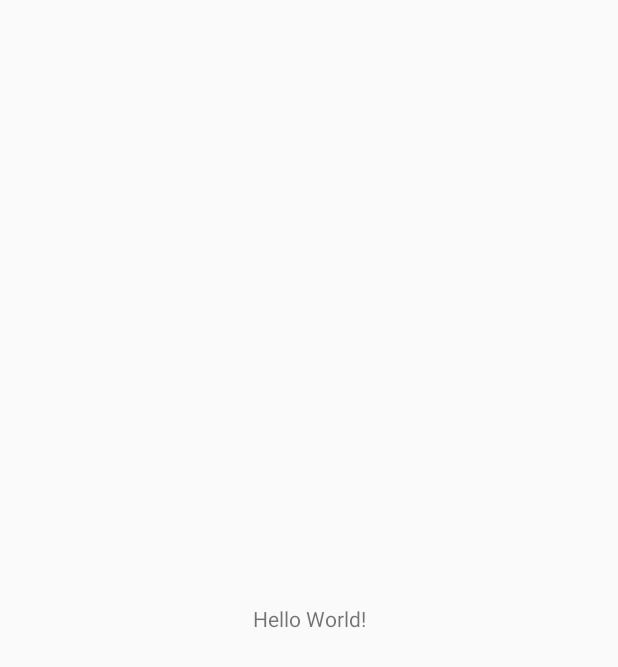
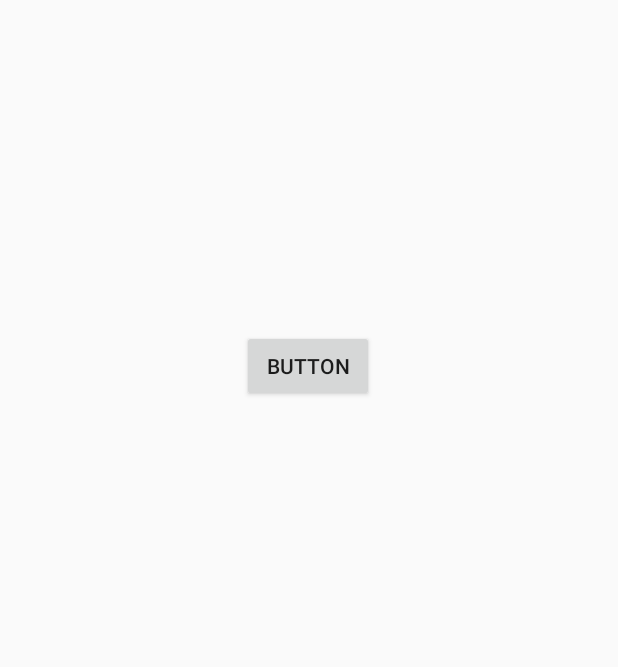
Before and after one commit to tech-shot-developer/check-in-check-out-android, an Android app: the screen it shows after launch (MainActivity), on a phone screen of 412 x 824 dp. Before the commit the part shown is almost empty. Shown: the top 667 px of the screen. Run offline under Robolectric (Android 15) with nearby library versions, the phone set to English and light mode, and no system bars.

Commit message:
Resolved Issue #2

```diff
--- a/app/src/main/java/com/example/check_in_check_out_android/MainActivity.kt
+++ b/app/src/main/java/com/example/check_in_check_out_android/MainActivity.kt
@@ -1,12 +1,24 @@
 package com.example.check_in_check_out_android
 
 
+import android.content.Intent
+import androidx.appcompat.app.AppCompatActivity
 import android.os.Bundle
-import androidx.appcompat.app.AppCompatActivity
+import android.util.Log
+import android.widget.Button
 
 class MainActivity : AppCompatActivity() {
+
+    lateinit var signupButton: Button
+
     override fun onCreate(savedInstanceState: Bundle?) {
         super.onCreate(savedInstanceState)
         setContentView(R.layout.activity_main)
+
+        signupButton = findViewById(R.id.signup)
+        signupButton.setOnClickListener {
+            val intent = Intent(this, SignUpActivity::class.java)
+            startActivity(intent)
+        }
     }
 }
--- a/app/src/main/res/layout/activity_main.xml
+++ b/app/src/main/res/layout/activity_main.xml
@@ -6,12 +6,14 @@
     android:layout_height="match_parent"
     tools:context=".MainActivity">
 
-    <TextView
+    <Button
+        android:id="@+id/signup"
         android:layout_width="wrap_content"
         android:layout_height="wrap_content"
-        android:text="Hello World!"
-        app:layout_constraintBottom_toBottomOf="parent"
+        android:layout_marginTop="220dp"
+        android:text="Button"
         app:layout_constraintEnd_toEndOf="parent"
+        app:layout_constraintHorizontal_bias="0.498"
         app:layout_constraintStart_toStartOf="parent"
         app:layout_constraintTop_toTopOf="parent" />
 
--- a/build.gradle
+++ b/build.gradle
@@ -1,7 +1,7 @@
 // Top-level build file where you can add configuration options common to all sub-projects/modules.
 plugins {
-    id 'com.android.application' version '7.3.0' apply false
-    id 'com.android.library' version '7.3.0' apply false
+    id 'com.android.application' version '7.2.1' apply false
+    id 'com.android.library' version '7.2.1' apply false
     id 'org.jetbrains.kotlin.android' version '1.7.10' apply false
 }
 
```
Also changed, not shown: app/src/main/AndroidManifest.xml (+7 -3 lines), app/src/main/java/com/example/check_in_check_out_android/SignInActivity.kt (+18 -0 lines), app/src/main/java/com/example/check_in_check_out_android/SignUpActivity.kt (+44 -0 lines), gradle/wrapper/gradle-wrapper.properties.
